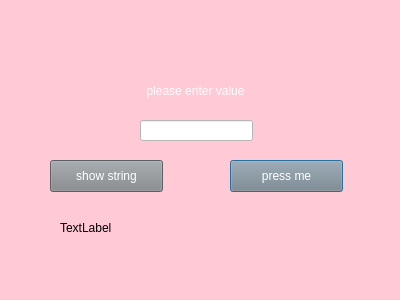
The window that DialogFirst.ui (Kristii10/0525upload) describes before a commit, drawn with Qt 5.
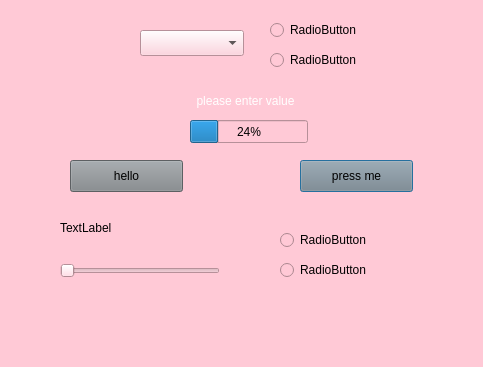
The same window after the commit. Icons and pictures are not drawn.

What changed in the file:
```diff
--- a/DialogFirst.ui
+++ b/DialogFirst.ui
@@ -6,8 +6,8 @@
    <rect>
     <x>0</x>
     <y>0</y>
-    <width>400</width>
-    <height>300</height>
+    <width>483</width>
+    <height>367</height>
    </rect>
   </property>
   <property name="windowTitle">
@@ -19,7 +19,7 @@
   <widget class="QPushButton" name="pressMeButton">
    <property name="geometry">
     <rect>
-     <x>230</x>
+     <x>300</x>
      <y>160</y>
      <width>113</width>
      <height>32</height>
@@ -30,8 +30,7 @@
    </property>
    <property name="styleSheet">
     <string notr="true">background-color: rgb(130, 135, 139);
-font: 11pt &quot;.AppleSystemUIFont&quot;;
-color: rgb(255, 255, 255);</string>
+font: 18pt &quot;Rockwell&quot;;</string>
    </property>
    <property name="text">
     <string>press me</string>
@@ -40,8 +39,8 @@
   <widget class="QLabel" name="label">
    <property name="geometry">
     <rect>
-     <x>120</x>
-     <y>70</y>
+     <x>170</x>
+     <y>80</y>
      <width>151</width>
      <height>41</height>
     </rect>
@@ -60,7 +59,7 @@
   <widget class="QPushButton" name="helloButton">
    <property name="geometry">
     <rect>
-     <x>50</x>
+     <x>70</x>
      <y>160</y>
      <width>113</width>
      <height>32</height>
@@ -68,28 +67,10 @@
    </property>
    <property name="styleSheet">
     <string notr="true">background-color: rgb(130, 135, 139);
-font: 11pt &quot;.AppleSystemUIFont&quot;;
-color: rgb(255, 255, 255);</string>
+font: 75 18pt &quot;Noteworthy&quot;;</string>
    </property>
    <property name="text">
-    <string>show string</string>
-   </property>
-  </widget>
-  <widget class="QLineEdit" name="lineEdit_2">
-   <property name="geometry">
-    <rect>
-     <x>140</x>
-     <y>120</y>
-     <width>113</width>
-     <height>21</height>
-    </rect>
-   </property>
-   <property name="styleSheet">
-    <string notr="true">background-color: rgb(255, 255, 255);
-color: rgb(12, 12, 12);</string>
-   </property>
-   <property name="text">
-    <string/>
+    <string>hello</string>
    </property>
   </widget>
   <widget class="QLabel" name="label_2">
@@ -105,6 +86,125 @@
     <string>TextLabel</string>
    </property>
   </widget>
+  <widget class="QLabel" name="pic">
+   <property name="geometry">
+    <rect>
+     <x>10</x>
+     <y>10</y>
+     <width>101</width>
+     <height>121</height>
+    </rect>
+   </property>
+   <property name="text">
+    <string/>
+   </property>
+   <property name="pixmap">
+    <pixmap>blueflower.webp</pixmap>
+   </property>
+   <property name="scaledContents">
+    <bool>true</bool>
+   </property>
+  </widget>
+  <widget class="QRadioButton" name="radioButton">
+   <property name="geometry">
+    <rect>
+     <x>270</x>
+     <y>20</y>
+     <width>100</width>
+     <height>20</height>
+    </rect>
+   </property>
+   <property name="text">
+    <string>RadioButton</string>
+   </property>
+   <property name="autoExclusive">
+    <bool>false</bool>
+   </property>
+  </widget>
+  <widget class="QRadioButton" name="radioButton_2">
+   <property name="geometry">
+    <rect>
+     <x>270</x>
+     <y>50</y>
+     <width>100</width>
+     <height>20</height>
+    </rect>
+   </property>
+   <property name="text">
+    <string>RadioButton</string>
+   </property>
+   <property name="autoExclusive">
+    <bool>false</bool>
+   </property>
+  </widget>
+  <widget class="QRadioButton" name="radioButton_3">
+   <property name="geometry">
+    <rect>
+     <x>280</x>
+     <y>230</y>
+     <width>100</width>
+     <height>20</height>
+    </rect>
+   </property>
+   <property name="text">
+    <string>RadioButton</string>
+   </property>
+   <property name="autoExclusive">
+    <bool>false</bool>
+   </property>
+  </widget>
+  <widget class="QRadioButton" name="radioButton_4">
+   <property name="geometry">
+    <rect>
+     <x>280</x>
+     <y>260</y>
+     <width>100</width>
+     <height>20</height>
+    </rect>
+   </property>
+   <property name="text">
+    <string>RadioButton</string>
+   </property>
+   <property name="autoExclusive">
+    <bool>false</bool>
+   </property>
+  </widget>
+  <widget class="QComboBox" name="comboBox">
+   <property name="geometry">
+    <rect>
+     <x>140</x>
+     <y>30</y>
+     <width>104</width>
+     <height>26</height>
+    </rect>
+   </property>
+  </widget>
+  <widget class="QSlider" name="horizontalSlider">
+   <property name="geometry">
+    <rect>
+     <x>60</x>
+     <y>260</y>
+     <width>160</width>
+     <height>22</height>
+    </rect>
+   </property>
+   <property name="orientation">
+    <enum>Qt::Horizontal</enum>
+   </property>
+  </widget>
+  <widget class="QProgressBar" name="progressBar">
+   <property name="geometry">
+    <rect>
+     <x>190</x>
+     <y>120</y>
+     <width>118</width>
+     <height>23</height>
+    </rect>
+   </property>
+   <property name="value">
+    <number>24</number>
+   </property>
+  </widget>
  </widget>
  <resources/>
  <connections/>
```
Left out of the diff: 2 changed lines with no effect on the pictures.
